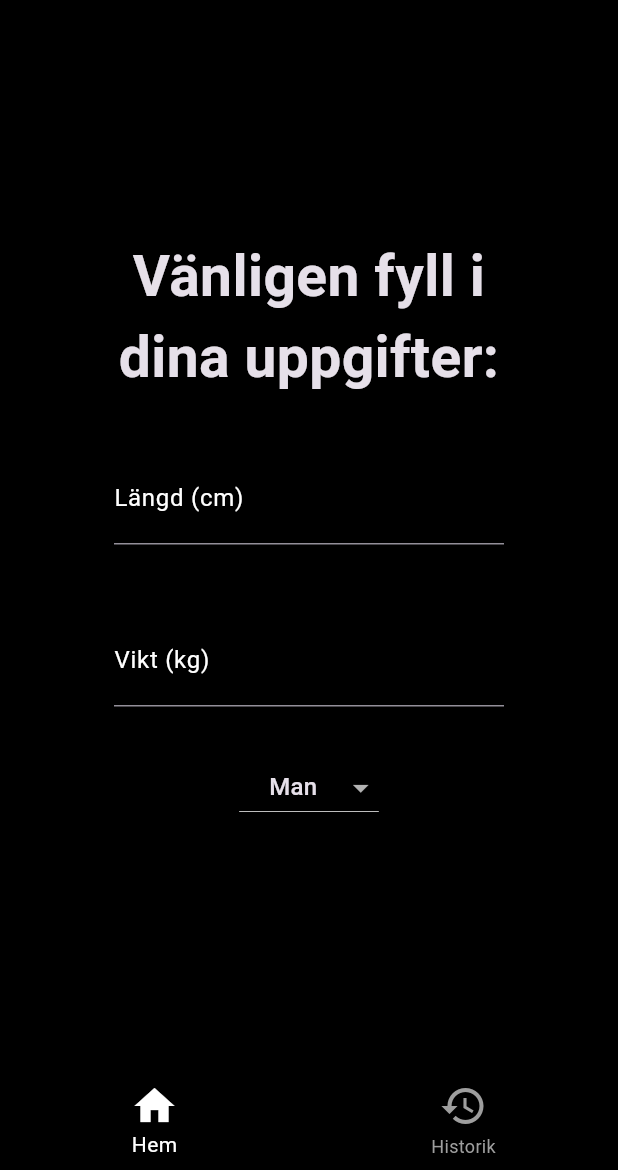
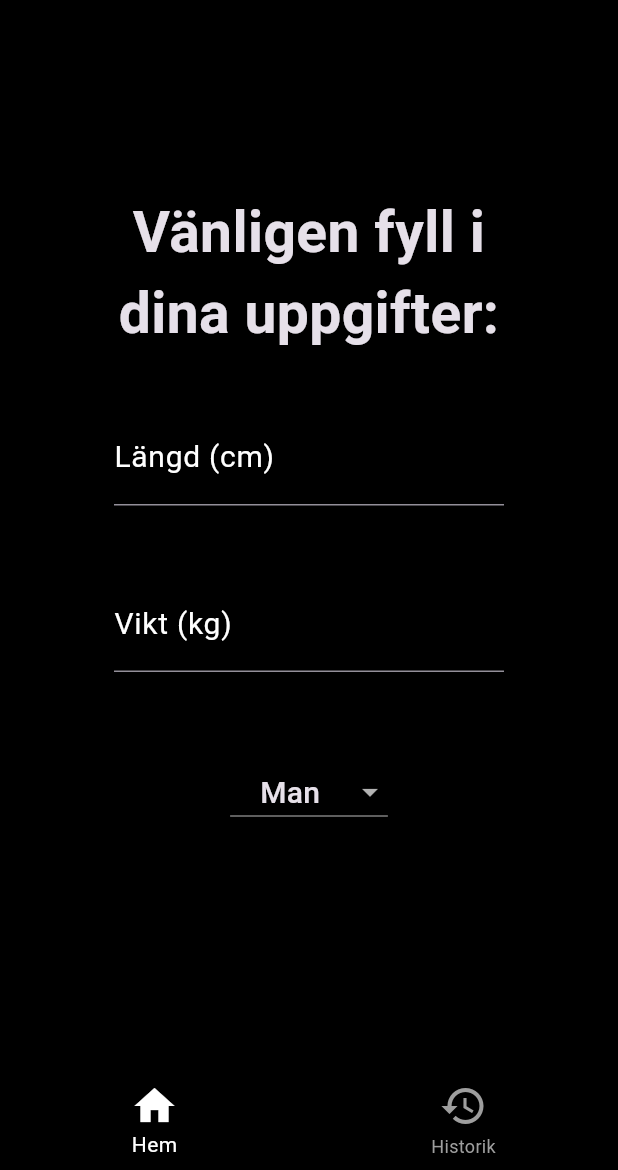
Before and after one commit to Rasmus3liasson/alcohol_check, a Flutter app: the PersonDeatils screen opened directly, on a phone screen of 412 x 824 dp, the part 66-1236 px from its top. Run offline on Flutter 3.47's test engine with Material 3 defaults, Android fonts, the light colour scheme and no system bars; our stand-ins replace cloud_firestore, firebase_auth, firebase_core, flutter_svg, google_fonts, google_sign_in and 1 more; accounts and stored records are empty.

Commit message:
Some font-size changes

```diff
--- a/lib/pages/consumtion/consumtion_pop_up.dart
+++ b/lib/pages/consumtion/consumtion_pop_up.dart
@@ -81,7 +81,7 @@ class _ConsumptionPopUpState extends State<ConsumptionPopUp> {
               mainAxisAlignment: MainAxisAlignment.end,
               children: [
                 IconButton(
-                  icon: const Icon(Icons.cancel),
+                  icon: const Icon(Icons.cancel_outlined),
                   onPressed: () {
                     Navigator.of(context).pop();
                   },
@@ -156,10 +156,10 @@ class _ConsumptionPopUpState extends State<ConsumptionPopUp> {
                 Navigator.of(context).pop(resultData);
               },
               child: const Text("Lägg till"),
-
             ),
             const SizedBox(
-              height: 20.0,)
+              height: 20.0,
+            )
           ],
         ),
       ),
--- a/lib/pages/person_details/person_details.dart
+++ b/lib/pages/person_details/person_details.dart
@@ -70,7 +70,8 @@ class _PersonDeatilsState extends State<PersonDeatils> {
                         focusedBorder: UnderlineInputBorder(
                             borderSide: BorderSide(color: AppColor.whiteColor)),
                         labelText: 'Längd (cm)',
-                        labelStyle: TextStyle(color: AppColor.whiteColor)),
+                        labelStyle: TextStyle(
+                            color: AppColor.whiteColor, fontSize: 20.0)),
                     style: const TextStyle(
                       fontSize: 20.0,
                     ),
@@ -104,7 +105,8 @@ class _PersonDeatilsState extends State<PersonDeatils> {
                     },
                     decoration: const InputDecoration(
                         labelText: 'Vikt (kg)',
-                        labelStyle: TextStyle(color: AppColor.whiteColor),
+                        labelStyle: TextStyle(
+                            color: AppColor.whiteColor, fontSize: 20.0),
                         focusedBorder: UnderlineInputBorder(
                             borderSide:
                                 BorderSide(color: AppColor.whiteColor))),
@@ -124,7 +126,11 @@ class _PersonDeatilsState extends State<PersonDeatils> {
           ),
           const SizedBox(height: 14.0),
           // Gender dropdown
-          DropdownButton<Gender>(
+          SizedBox(
+            width: 150.0,
+            height: 100.0,
+            child: Center(
+              child: DropdownButton<Gender>(
                 value: gender,
                 onChanged: (newValue) {
                   setState(() {
@@ -140,11 +146,16 @@ class _PersonDeatilsState extends State<PersonDeatils> {
                           child: Text(
                             '${value.toString().split('.').last[0].toUpperCase()}${value.toString().split('.').last.substring(1)}',
                             textAlign: TextAlign.center,
+                            style: const TextStyle(
+                              fontSize: 20.0,
+                            ),
                           ),
                         ),
                       ),
                     )
                     .toList(),
+              ),
+            ),
           ),
           const SizedBox(height: 20.0),
 
```
Lines whose indentation alone changed are shown as unchanged.
